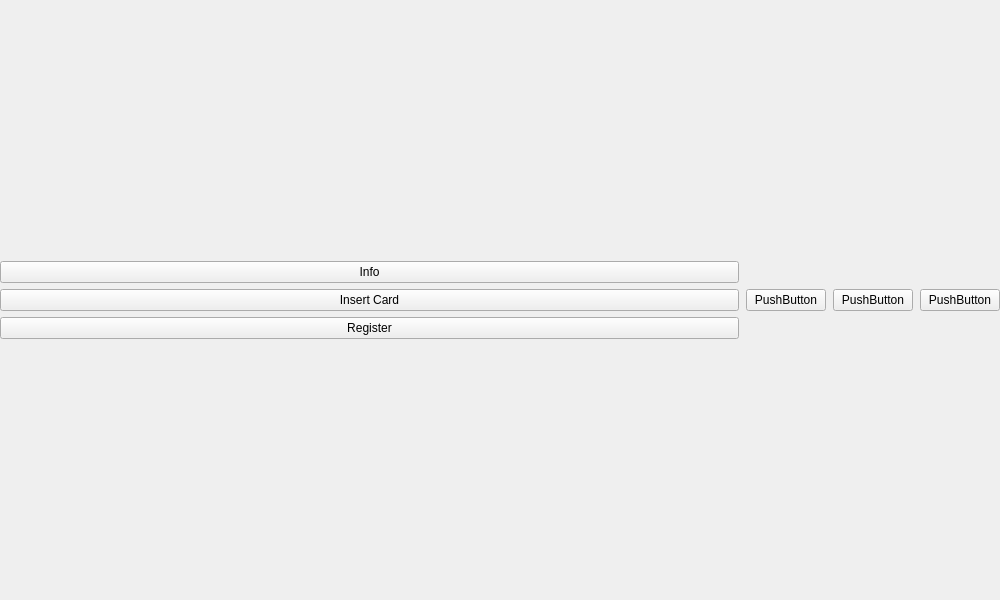
Qt form views/main/mainwindow.ui (IronTony-Stark/ATM) before a commit.
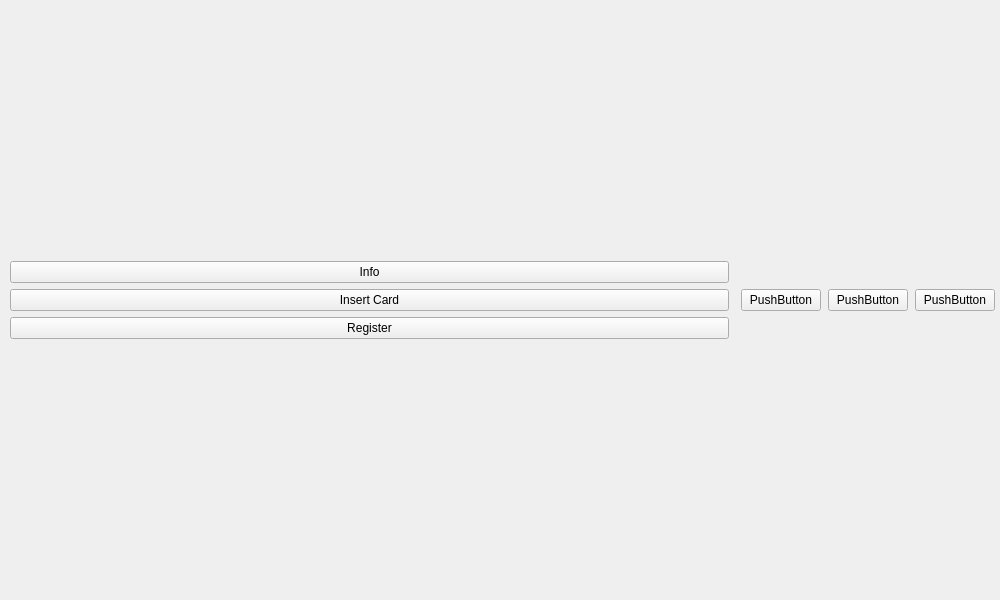
The same form after that commit.

Commit message: Main-Registration Windows Navigation

```diff
--- a/views/main/mainwindow.ui
+++ b/views/main/mainwindow.ui
@@ -32,6 +32,18 @@
       <property name="spacing">
        <number>7</number>
       </property>
+      <property name="leftMargin">
+       <number>5</number>
+      </property>
+      <property name="topMargin">
+       <number>5</number>
+      </property>
+      <property name="rightMargin">
+       <number>5</number>
+      </property>
+      <property name="bottomMargin">
+       <number>5</number>
+      </property>
       <item>
        <widget class="QStackedWidget" name="stackedWidget">
         <widget class="QWidget" name="pageMain">
@@ -50,6 +62,18 @@
           </property>
           <item>
            <layout class="QVBoxLayout" name="pageMainLayout">
+            <property name="leftMargin">
+             <number>5</number>
+            </property>
+            <property name="topMargin">
+             <number>5</number>
+            </property>
+            <property name="rightMargin">
+             <number>5</number>
+            </property>
+            <property name="bottomMargin">
+             <number>5</number>
+            </property>
             <item>
              <widget class="QPushButton" name="btnInfo">
               <property name="text">
```
The commit also changes 5 other files.
